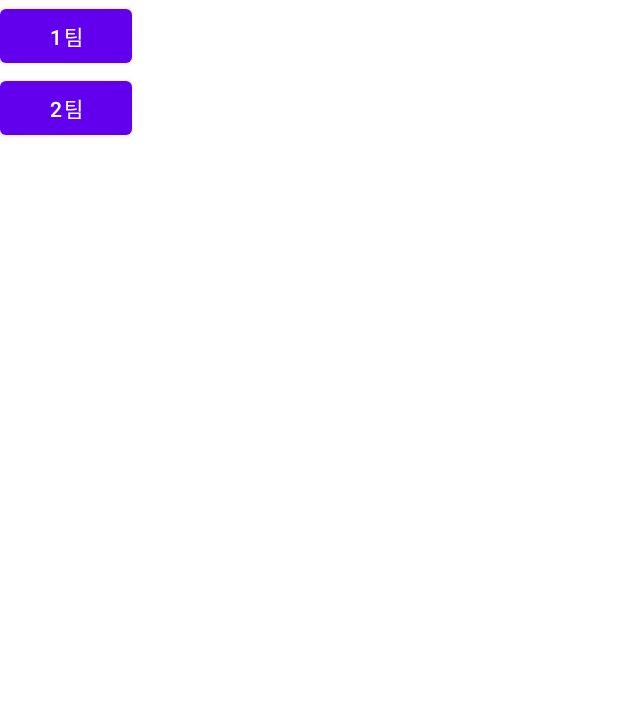
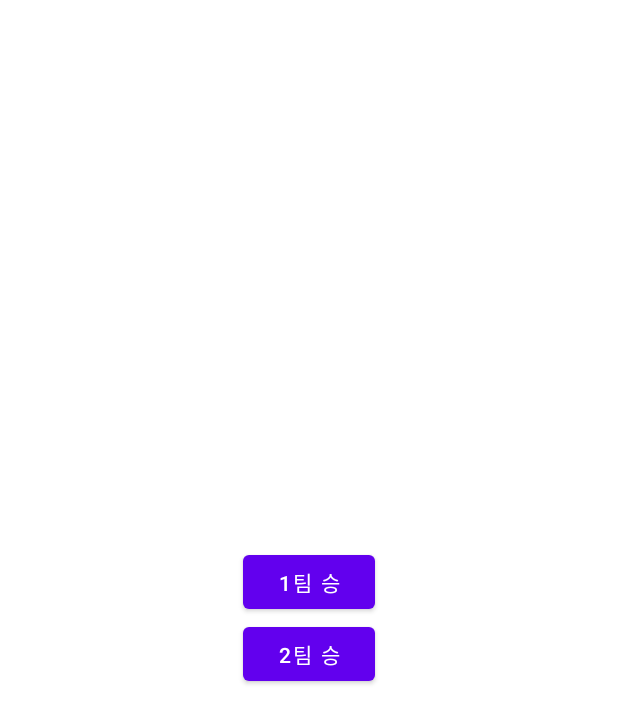
Before and after one commit to iou-bohun/Hackathon_project, an Android app: the ManagerActivity screen opened directly, with no data from a screen before it, on a phone screen of 412 x 824 dp. Shown: the top 723 px of the screen. Run offline under Robolectric (Android 15) with nearby library versions, the phone set to English and light mode, and no system bars.

Commit message:
manager button
center

```diff
--- a/app/src/main/res/layout/manager.xml
+++ b/app/src/main/res/layout/manager.xml
@@ -2,15 +2,17 @@
 <LinearLayout xmlns:android="http://schemas.android.com/apk/res/android"
     android:orientation="vertical"
     android:layout_width="match_parent"
-    android:layout_height="match_parent">
+    android:layout_height="match_parent"
+    android:gravity="center"
+    >
     <Button
         android:id="@+id/btn_player1"
-        android:text="1팀"
+        android:text="1팀 승"
         android:layout_width="wrap_content"
         android:layout_height="wrap_content"/>
     <Button
         android:id="@+id/btn_player2"
-        android:text="2팀"
+        android:text="2팀 승"
         android:layout_width="wrap_content"
         android:layout_height="wrap_content"/>
 
```
